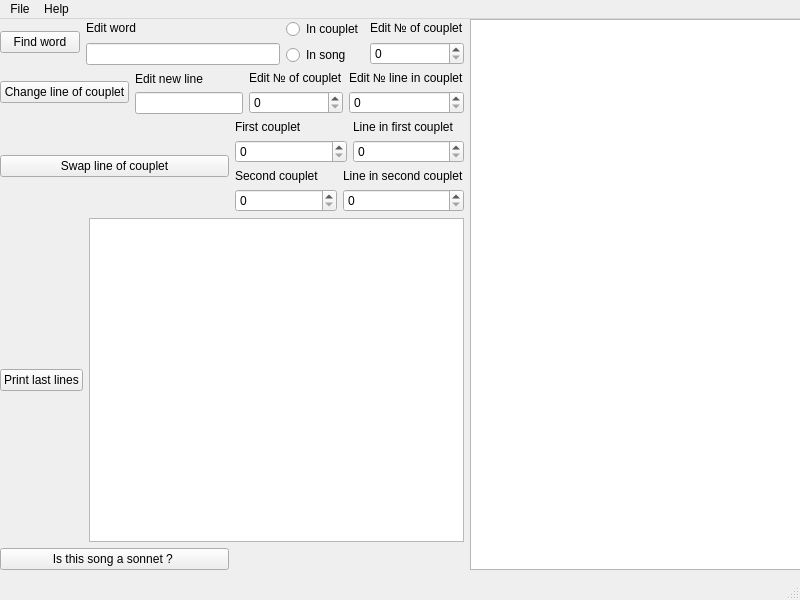
Before: the Qt Designer form mainwindow.ui in BolotnyaBoss/CourseWork, drawn with Qt 5.
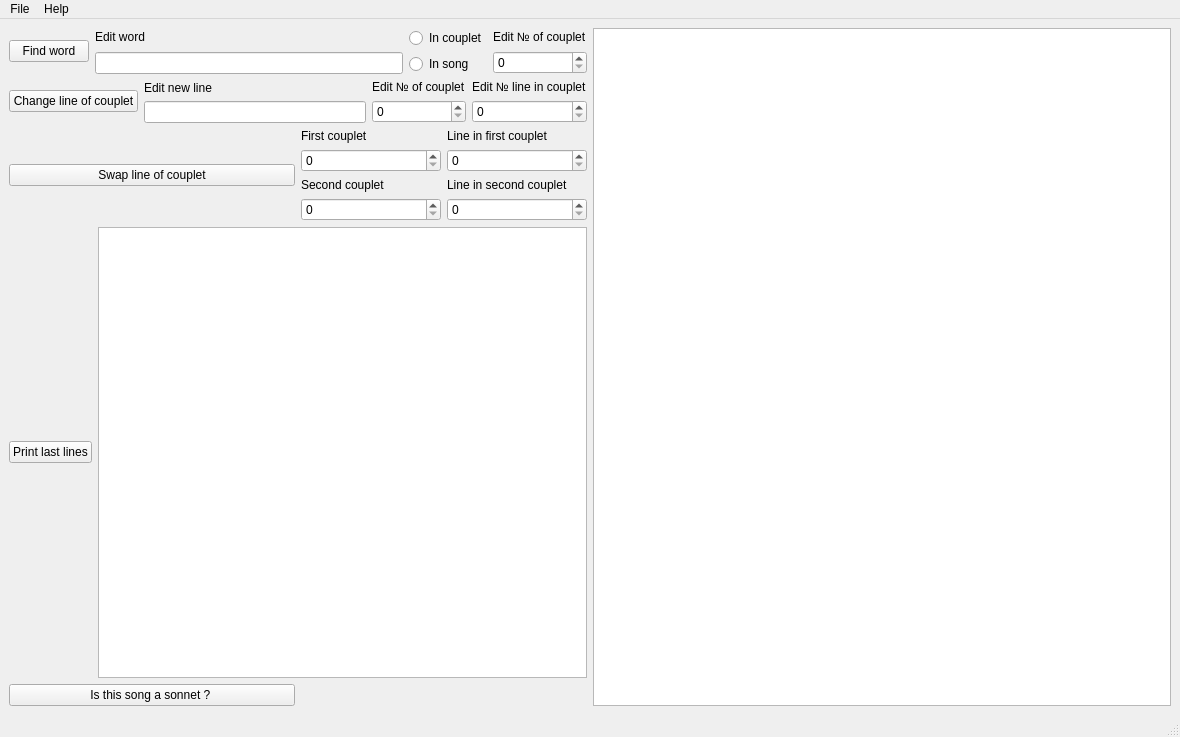
After: the same form once the commit is applied.

```diff
--- a/mainwindow.ui
+++ b/mainwindow.ui
@@ -6,23 +6,16 @@
    <rect>
     <x>0</x>
     <y>0</y>
-    <width>800</width>
-    <height>600</height>
+    <width>1180</width>
+    <height>737</height>
    </rect>
   </property>
   <property name="windowTitle">
    <string>MainWindow</string>
   </property>
   <widget class="QWidget" name="centralwidget">
-   <widget class="QWidget" name="">
-    <property name="geometry">
-     <rect>
-      <x>0</x>
-      <y>0</y>
-      <width>801</width>
-      <height>551</height>
-     </rect>
-    </property>
+   <layout class="QHBoxLayout" name="horizontalLayout_9">
+    <item>
     <layout class="QHBoxLayout" name="horizontalLayout_8">
      <item>
       <layout class="QVBoxLayout" name="verticalLayout_12">
@@ -253,14 +246,15 @@
       <widget class="QListWidget" name="listWidget"/>
      </item>
     </layout>
-   </widget>
+    </item>
+   </layout>
   </widget>
   <widget class="QMenuBar" name="menubar">
    <property name="geometry">
     <rect>
      <x>0</x>
      <y>0</y>
-     <width>800</width>
+     <width>1180</width>
      <height>25</height>
     </rect>
    </property>
```
Left out of the diff: 30 changed lines with no effect on the pictures. Lines whose indentation alone changed are shown as unchanged.
